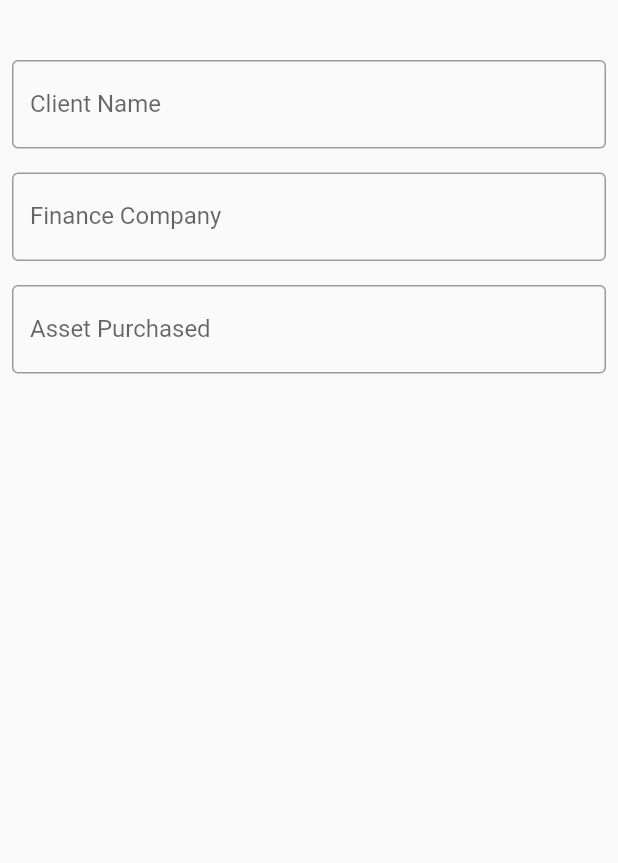
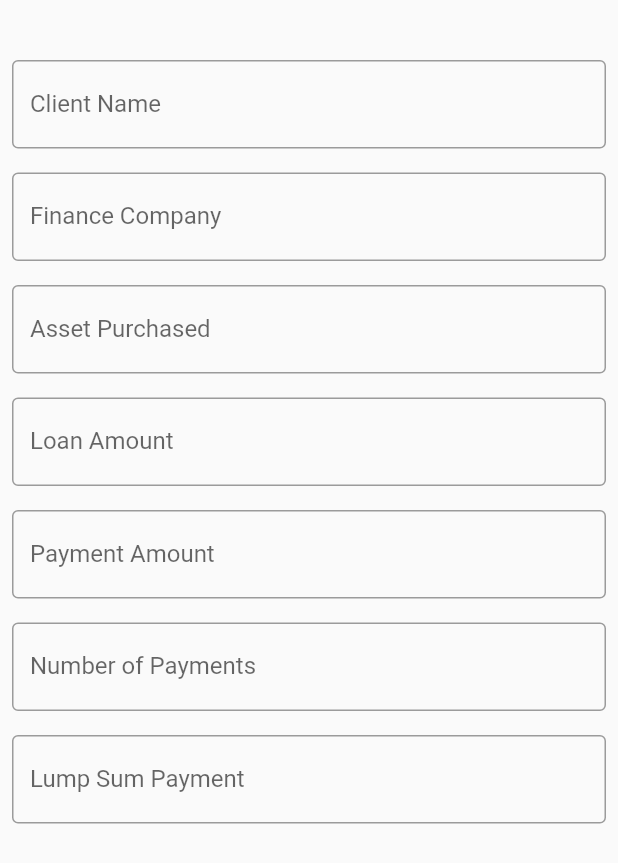
Before and after one commit to TikkaToRide/amortisation-calculator, a Flutter app: the screen it shows after launch, on a phone screen of 412 x 824 dp. Shown: the top 863 px of the screen. Run offline on Flutter 3.47's test engine with Material 2 defaults, Android fonts, the phone set to English and light mode, and no system bars.

Commit message:
Updated Form

```diff
--- a/lib/amortisation_form.dart
+++ b/lib/amortisation_form.dart
@@ -47,6 +47,66 @@ class _AmortisationForm extends State<MainForm> {
                   ),
                 ),
               ),
+              //Need to insert date picker
+              Padding(
+                padding: EdgeInsets.symmetric(horizontal: 8, vertical: 8),
+                child: TextField(
+                  decoration: InputDecoration(
+                    border: OutlineInputBorder(),
+                    labelText: 'Loan Amount',
+                  ),
+                ),
+              ),
+              Padding(
+                padding: EdgeInsets.symmetric(horizontal: 8, vertical: 8),
+                child: TextField(
+                  decoration: InputDecoration(
+                    border: OutlineInputBorder(),
+                    labelText: 'Payment Amount',
+                  ),
+                ),
+              ),
+              //Add to row with below
+              Padding(
+                padding: EdgeInsets.symmetric(horizontal: 8, vertical: 8),
+                child: TextField(
+                  decoration: InputDecoration(
+                    border: OutlineInputBorder(),
+                    labelText: 'Number of Payments',
+                  ),
+                ),
+              ),
+              //Need to Add DropDown Menu (Yearly, Quarterly, Monthly, Weekly)
+              //Add to row with above
+              //Add to row with below
+              Padding(
+                padding: EdgeInsets.symmetric(horizontal: 8, vertical: 8),
+                child: TextField(
+                  decoration: InputDecoration(
+                    border: OutlineInputBorder(),
+                    labelText: 'Lump Sum Payment',
+                  ),
+                ),
+              ),
+              //Need to Add DropDown Menu (None, Upfront, Balloon)
+              //Add to row with above
+
+              //Add to row with below
+              /*Padding(
+                padding: EdgeInsets.symmetric(horizontal: 8, vertical: 8),
+                child: TextButton(
+                  onPressed: () {},//Need to do something...
+                  child: Text ('Calculate'),
+                ),
+              ),
+              Padding(
+                padding: EdgeInsets.symmetric(horizontal: 8, vertical: 8),
+                child: TextButton(
+                  onPressed: () {},//Need to do something
+                  child: Text ('Clear'),
+                ),
+              ),*/
+              //Add to row with above
             ],
           ),
         ),
```
